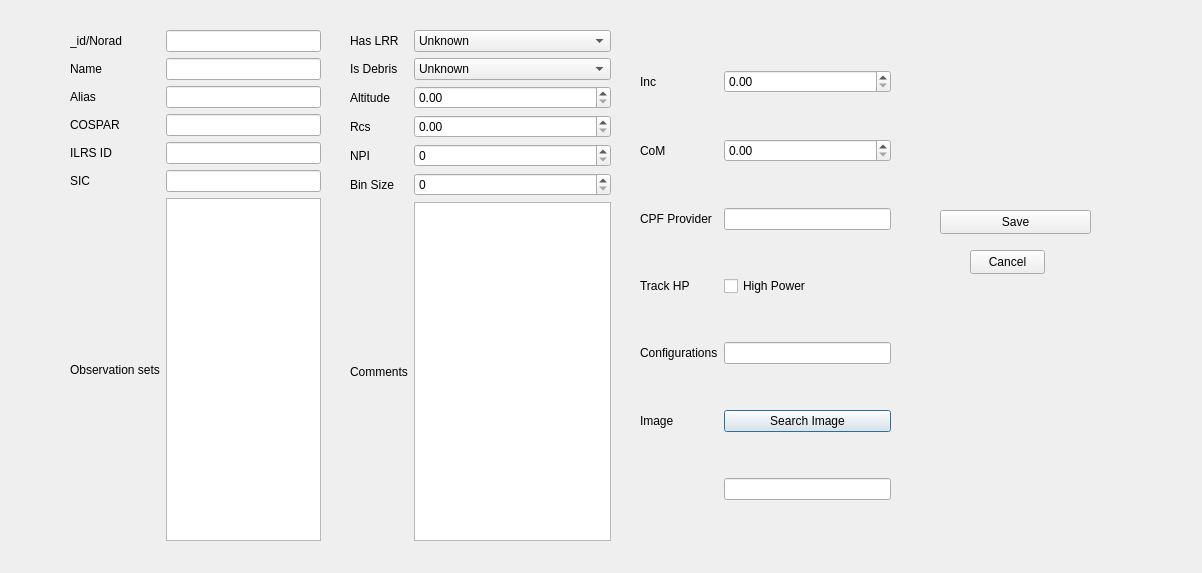
The window that BD_DEGORAS/addobjectdialog.ui (Tiranex/DegorasProject) describes before a commit, drawn with Qt 5.
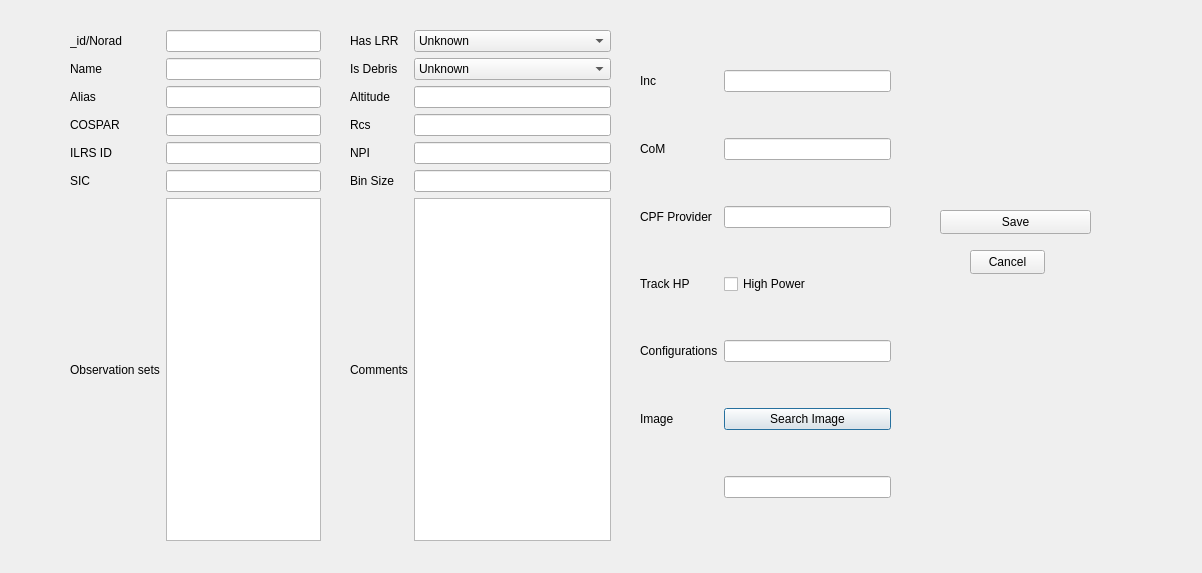
The same window after the commit.

Commit message: Eliminado las spinbox. Se podria poner que el mensaje si se dejan campos en blanco sean diferentes a si no son mayores que 0, o que detecte cuando no son numeros.

```diff
--- a/BD_DEGORAS/addobjectdialog.ui
+++ b/BD_DEGORAS/addobjectdialog.ui
@@ -119,9 +119,6 @@
       </property>
      </widget>
     </item>
-    <item row="3" column="1">
-     <widget class="QDoubleSpinBox" name="rcsSpin"/>
-    </item>
     <item row="1" column="0">
      <widget class="QLabel" name="label_7">
       <property name="text">
@@ -181,16 +178,6 @@
       </property>
      </widget>
     </item>
-    <item row="4" column="1">
-     <widget class="QSpinBox" name="npiSpin"/>
-    </item>
-    <item row="2" column="1">
-     <widget class="QDoubleSpinBox" name="altitudeSpin">
-      <property name="maximum">
-       <double>500000.000000000000000</double>
-      </property>
-     </widget>
-    </item>
     <item row="0" column="0">
      <widget class="QLabel" name="label_9">
       <property name="text">
@@ -208,12 +195,17 @@
     <item row="6" column="1">
      <widget class="QPlainTextEdit" name="commentsEdit"/>
     </item>
+    <item row="2" column="1">
+     <widget class="QLineEdit" name="altitudeEdit"/>
+    </item>
+    <item row="3" column="1">
+     <widget class="QLineEdit" name="rcsEdit"/>
+    </item>
+    <item row="4" column="1">
+     <widget class="QLineEdit" name="npiEdit"/>
+    </item>
     <item row="5" column="1">
-     <widget class="QSpinBox" name="bsSpin">
-      <property name="maximum">
-       <number>1000</number>
-      </property>
-     </widget>
+     <widget class="QLineEdit" name="bsEdit"/>
     </item>
    </layout>
   </widget>
@@ -227,16 +219,6 @@
     </rect>
    </property>
    <layout class="QGridLayout" name="gridLayout_3">
-    <item row="1" column="1">
-     <widget class="QDoubleSpinBox" name="comSpin"/>
-    </item>
-    <item row="0" column="1">
-     <widget class="QDoubleSpinBox" name="incSpin">
-      <property name="maximum">
-       <double>180.000000000000000</double>
-      </property>
-     </widget>
-    </item>
     <item row="4" column="1">
      <widget class="QLineEdit" name="configEdit"/>
     </item>
@@ -302,6 +284,12 @@
     <item row="6" column="1">
      <widget class="QLineEdit" name="imagePathEdit"/>
     </item>
+    <item row="0" column="1">
+     <widget class="QLineEdit" name="incEdit"/>
+    </item>
+    <item row="1" column="1">
+     <widget class="QLineEdit" name="comEdit"/>
+    </item>
    </layout>
   </widget>
   <widget class="QPushButton" name="saveButton">
```
Left out of the diff: 6 changed lines with no effect on the pictures. The commit also changes 1 other file.
